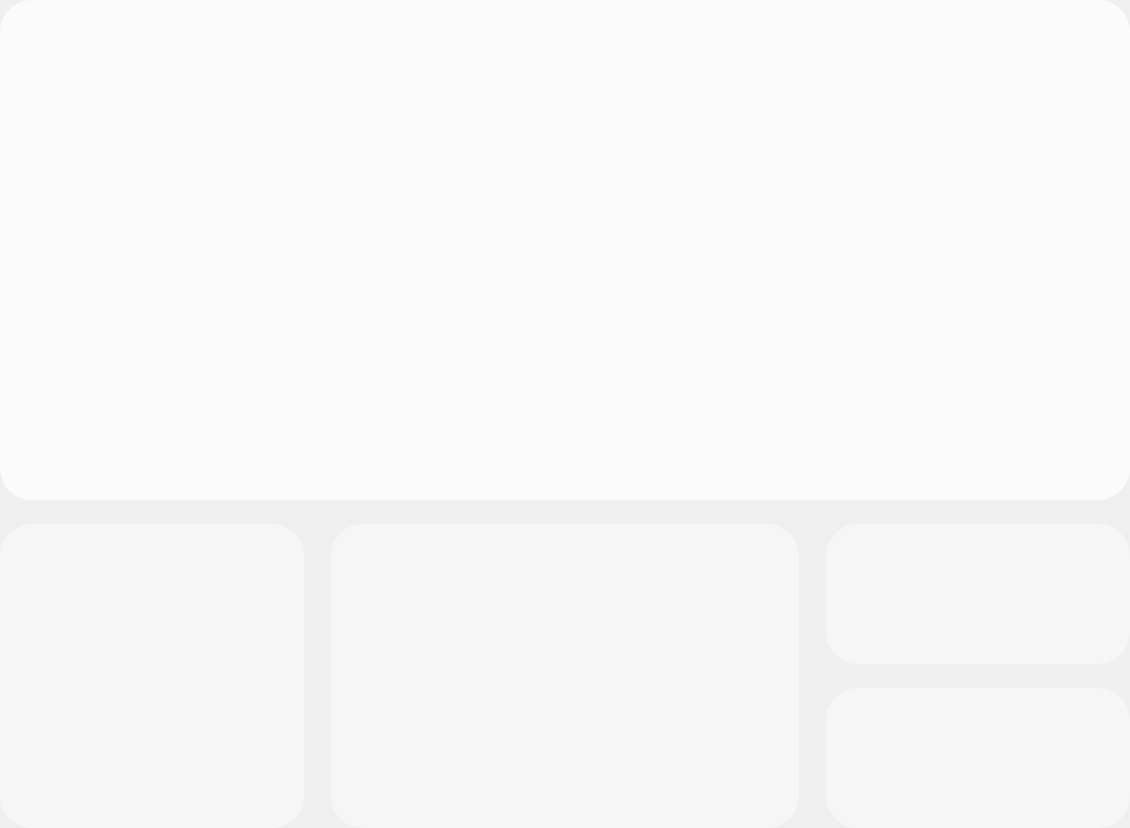
First picture: the form in FrameLight.ui, repository wlffeng2008/AKKOStdio, before the edit.
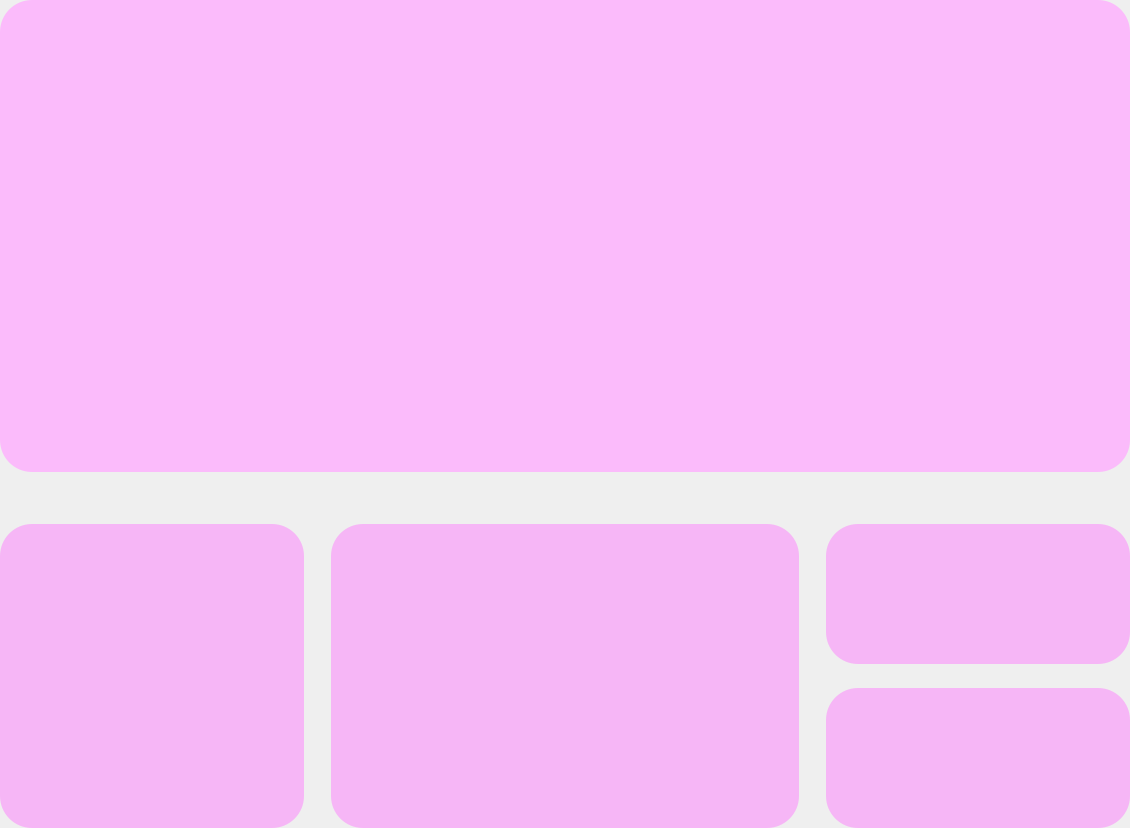
Second picture: the form after the edit. Custom widgets are drawn as their Qt base class.

Patch:
```diff
--- a/FrameLight.ui
+++ b/FrameLight.ui
@@ -14,12 +14,14 @@
    <string>Frame</string>
   </property>
   <property name="styleSheet">
-   <string notr="true"/>
+   <string notr="true">#frameT{background-color: #FBBBFB;border-radius:32px;}
+
+#frameLEDBright,#frameLEDSpeed,#frameLEDColor,#frameLEDMode{background-color: #F6B6F6;border-radius:32px;}</string>
   </property>
   <property name="lineWidth">
    <number>0</number>
   </property>
-  <layout class="QVBoxLayout" name="verticalLayout" stretch="2,0">
+  <layout class="QVBoxLayout" name="verticalLayout" stretch="1,0">
    <property name="spacing">
     <number>24</number>
    </property>
@@ -40,17 +42,11 @@
      <property name="minimumSize">
       <size>
        <width>0</width>
-       <height>500</height>
-      </size>
-     </property>
-     <property name="maximumSize">
-      <size>
-       <width>16777215</width>
-       <height>470</height>
+       <height>472</height>
       </size>
      </property>
      <property name="styleSheet">
-      <string notr="true">QFrame#frameT{background-color: #FBFBFB;border-radius:32px;}</string>
+      <string notr="true"/>
      </property>
      <property name="frameShape">
       <enum>QFrame::Shape::NoFrame</enum>
@@ -120,7 +116,7 @@
          </size>
         </property>
         <property name="styleSheet">
-         <string notr="true">QFrame{background-color: #F6F6F6;border-radius:32px;}</string>
+         <string notr="true"/>
         </property>
         <property name="frameShape">
          <enum>QFrame::Shape::StyledPanel</enum>
@@ -131,7 +127,7 @@
        </widget>
       </item>
       <item alignment="Qt::AlignmentFlag::AlignHCenter">
-       <widget class="ModuleEfColor" name="frameColor">
+       <widget class="ModuleEfColor" name="frameLEDColor">
         <property name="minimumSize">
          <size>
           <width>468</width>
@@ -145,7 +141,7 @@
          </size>
         </property>
         <property name="styleSheet">
-         <string notr="true">QFrame{background-color: #F6F6F6;border-radius:32px;}</string>
+         <string notr="true"/>
         </property>
         <property name="frameShape">
          <enum>QFrame::Shape::StyledPanel</enum>
@@ -177,7 +173,7 @@
           <number>0</number>
          </property>
          <item alignment="Qt::AlignmentFlag::AlignRight">
-          <widget class="ModuleEfLumi" name="frameLuni">
+          <widget class="ModuleEfLumi" name="frameLEDBright">
            <property name="minimumSize">
             <size>
              <width>304</width>
@@ -191,7 +187,7 @@
             </size>
            </property>
            <property name="styleSheet">
-            <string notr="true">QFrame{background-color: #F6F6F6;border-radius:32px;}</string>
+            <string notr="true"/>
            </property>
            <property name="frameShape">
             <enum>QFrame::Shape::StyledPanel</enum>
@@ -202,7 +198,7 @@
           </widget>
          </item>
          <item alignment="Qt::AlignmentFlag::AlignRight">
-          <widget class="ModuleEfSpeed" name="frameSpeed">
+          <widget class="ModuleEfSpeed" name="frameLEDSpeed">
            <property name="minimumSize">
             <size>
              <width>304</width>
@@ -216,7 +212,7 @@
             </size>
            </property>
            <property name="styleSheet">
-            <string notr="true">background-color: #F6F6F6;border-radius:32px;</string>
+            <string notr="true"/>
            </property>
            <property name="frameShape">
             <enum>QFrame::Shape::StyledPanel</enum>
```
